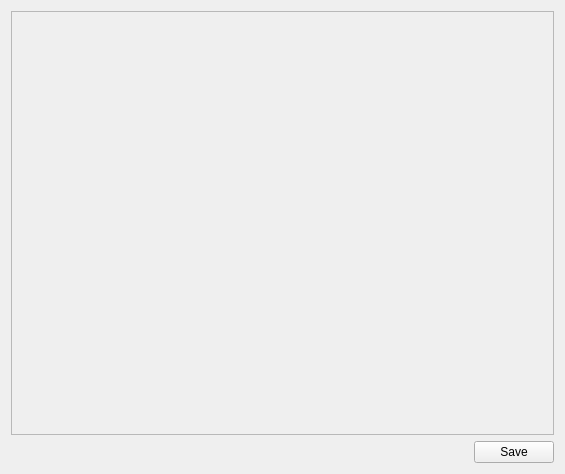
The window that iterui/ui/WidgetPrimaryNuclides.ui (theysp/FDSNMH_GUI) describes before a commit, drawn with Qt 5.
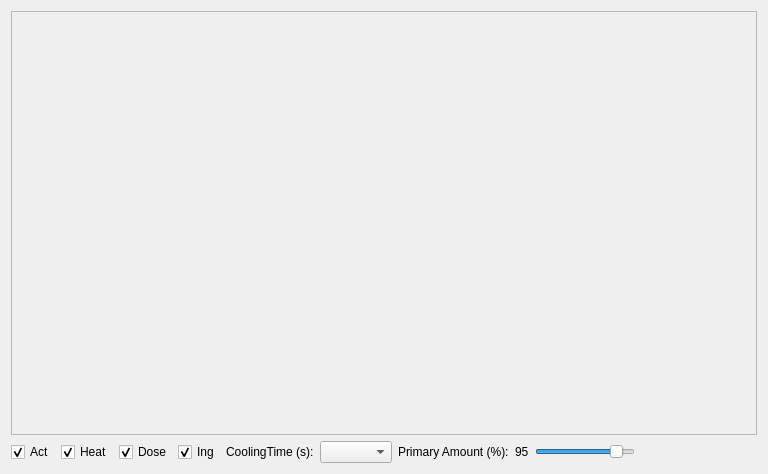
The same window after the commit.

Patch:
```diff
--- a/iterui/ui/WidgetPrimaryNuclides.ui
+++ b/iterui/ui/WidgetPrimaryNuclides.ui
@@ -6,7 +6,7 @@
    <rect>
     <x>0</x>
     <y>0</y>
-    <width>565</width>
+    <width>768</width>
     <height>474</height>
    </rect>
   </property>
@@ -28,10 +28,99 @@
      <property name="frameShadow">
       <enum>QFrame::Raised</enum>
      </property>
+     <layout class="QVBoxLayout" name="verticalLayoutPlot"/>
     </widget>
    </item>
+   <item>
+    <layout class="QVBoxLayout" name="verticalLayoutToolbarAndOtherWidgets">
    <item>
     <layout class="QHBoxLayout" name="horizontalLayout">
+       <item>
+        <widget class="QCheckBox" name="checkBoxAct">
+         <property name="text">
+          <string>Act</string>
+         </property>
+         <property name="checked">
+          <bool>true</bool>
+         </property>
+        </widget>
+       </item>
+       <item>
+        <widget class="QCheckBox" name="checkBoxHeat">
+         <property name="text">
+          <string>Heat</string>
+         </property>
+         <property name="checked">
+          <bool>true</bool>
+         </property>
+        </widget>
+       </item>
+       <item>
+        <widget class="QCheckBox" name="checkBoxDose">
+         <property name="text">
+          <string>Dose</string>
+         </property>
+         <property name="checked">
+          <bool>true</bool>
+         </property>
+        </widget>
+       </item>
+       <item>
+        <widget class="QCheckBox" name="checkBoxIng">
+         <property name="text">
+          <string>Ing</string>
+         </property>
+         <property name="checked">
+          <bool>true</bool>
+         </property>
+        </widget>
+       </item>
+       <item>
+        <widget class="QLabel" name="label">
+         <property name="text">
+          <string>CoolingTime (s):</string>
+         </property>
+        </widget>
+       </item>
+       <item>
+        <widget class="QComboBox" name="comboBoxCoolingTime"/>
+       </item>
+       <item>
+        <widget class="QLabel" name="label_2">
+         <property name="text">
+          <string>Primary Amount (%):</string>
+         </property>
+        </widget>
+       </item>
+       <item>
+        <widget class="QLabel" name="labelPrimaryAmount">
+         <property name="text">
+          <string>95</string>
+         </property>
+        </widget>
+       </item>
+       <item>
+        <widget class="QSlider" name="horizontalSliderPrimaryAmount">
+         <property name="minimumSize">
+          <size>
+           <width>100</width>
+           <height>0</height>
+          </size>
+         </property>
+         <property name="minimum">
+          <number>60</number>
+         </property>
+         <property name="maximum">
+          <number>100</number>
+         </property>
+         <property name="sliderPosition">
+          <number>95</number>
+         </property>
+         <property name="orientation">
+          <enum>Qt::Horizontal</enum>
+         </property>
+        </widget>
+       </item>
      <item>
       <spacer name="horizontalSpacer">
        <property name="orientation">
@@ -45,12 +134,7 @@
        </property>
       </spacer>
      </item>
-     <item>
-      <widget class="QPushButton" name="pushButtonSavePlot">
-       <property name="text">
-        <string>Save</string>
-       </property>
-      </widget>
+      </layout>
      </item>
     </layout>
    </item>
```
Lines whose indentation alone changed are shown as unchanged.
